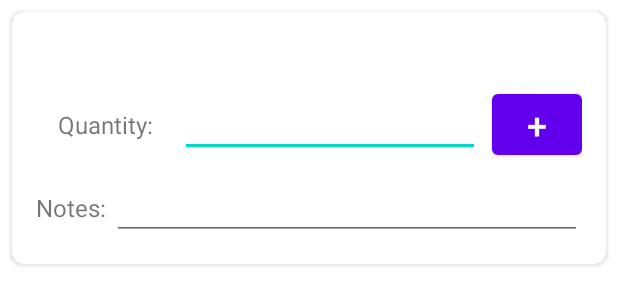
After one commit to ayoubbsn/DeliveryApp, an Android app: the layout orderpitem.xml on its own in the app's theme, with its tools: preview values and no code run, on a phone screen of 412 x 824 dp. The commit adds this screen. Shown: the top 305 px of the screen. Run offline under Robolectric (Android 15) with nearby library versions, the phone set to English and light mode, and no system bars; network calls fail.

Commit message:
added card 1.0

```diff
--- a/app/src/main/java/com/example/deliveryapplication/MainActivityViewModel.kt
+++ b/app/src/main/java/com/example/deliveryapplication/MainActivityViewModel.kt
@@ -20,6 +20,8 @@ class MainActivityViewModel : ViewModel() {
     val restaurantsLiveData = MutableLiveData<List<Restaurants>>()
     val menuItemsLiveData = MutableLiveData<List<MenuItems>>()
     val oneRestaurantLiveData: MutableLiveData<Restaurants?> = MutableLiveData()
+
+    val selectedItems = MutableLiveData<List<MenuItems>>()
 
 
     fun fetchRestItemsData(id: Int) {
--- a/app/src/main/java/com/example/deliveryapplication/RecyclerViewAdapterMenu.kt
+++ b/app/src/main/java/com/example/deliveryapplication/RecyclerViewAdapterMenu.kt
@@ -45,7 +45,7 @@ class RecyclerViewAdapterMenu(var data: List<MenuItems>) :
         updateSelectionActionButtonVisibility()
     }
 
-    fun getSelectedItems(): List<MenuItems> {
+    fun getSelectedItems(): MutableList<MenuItems> {
         val selectedItems = mutableListOf<MenuItems>()
         for (i in data.indices) {
             if (itemSelectionStates[i].isSelected) {
@@ -65,7 +65,6 @@ class RecyclerViewAdapterMenu(var data: List<MenuItems>) :
     }
 
     private fun updateSelectionActionButtonVisibility() {
-        println("test"+ getSelectedItems().isEmpty().toString())
         if (getSelectedItems().isEmpty()) {
             selectionActionButton.visibility = View.GONE
         } else {
--- a/app/src/main/java/com/example/deliveryapplication/model/room/AppDatabase.kt
+++ b/app/src/main/java/com/example/deliveryapplication/model/room/AppDatabase.kt
@@ -5,6 +5,9 @@ import android.content.Context
 import androidx.room.Database
 import androidx.room.RoomDatabase
 import androidx.room.Room
+import com.example.deliveryapplication.model.room.entity.Card
+import com.example.deliveryapplication.model.room.entity.MenuCard
+import com.example.deliveryapplication.model.room.entity.MenuData
 
 @Database(entities = [Card::class, MenuData::class, MenuCard::class], version = 2)
 abstract class AppDatabase : RoomDatabase() {
--- a/app/src/main/java/com/example/deliveryapplication/model/room/CardDao.kt
+++ b/app/src/main/java/com/example/deliveryapplication/model/room/CardDao.kt
@@ -1,6 +1,7 @@
 package com.example.deliveryapplication.model.room
 
 import androidx.room.*
+import com.example.deliveryapplication.model.room.entity.Card
 
 @Dao
 interface CardDao {
--- a/app/src/main/java/com/example/deliveryapplication/model/room/MenuCardDao.kt
+++ b/app/src/main/java/com/example/deliveryapplication/model/room/MenuCardDao.kt
@@ -1,6 +1,7 @@
 package com.example.deliveryapplication.model.room
 
 import androidx.room.*
+import com.example.deliveryapplication.model.room.entity.MenuCard
 
 
 @Dao
--- a/app/src/main/java/com/example/deliveryapplication/model/room/MenuDataDao.kt
+++ b/app/src/main/java/com/example/deliveryapplication/model/room/MenuDataDao.kt
@@ -1,6 +1,7 @@
 package com.example.deliveryapplication.model.room
 
 import androidx.room.*
+import com.example.deliveryapplication.model.room.entity.MenuData
 
 @Dao
 interface MenuDataDao {
--- /dev/null
+++ b/app/src/main/res/layout/orderpitem.xml
@@ -0,0 +1,81 @@
+<androidx.cardview.widget.CardView xmlns:android="http://schemas.android.com/apk/res/android"
+    xmlns:app="http://schemas.android.com/apk/res-auto"
+    xmlns:tools="http://schemas.android.com/tools"
+    android:layout_width="match_parent"
+    android:layout_height="wrap_content"
+    android:layout_margin="8dp"
+    app:cardCornerRadius="8dp">
+
+    <LinearLayout
+        android:layout_width="match_parent"
+        android:layout_height="wrap_content"
+        android:orientation="vertical"
+        android:padding="16dp">
+
+        <TextView
+            android:id="@+id/itemName"
+            android:layout_width="match_parent"
+            android:layout_height="wrap_content"
+            android:textSize="18sp"
+            android:textStyle="bold" />
+
+        <androidx.constraintlayout.widget.ConstraintLayout
+            android:layout_width="match_parent"
+            android:layout_height="wrap_content"
+            android:orientation="horizontal"
+            android:layout_marginTop="8dp">
+
+            <TextView
+                android:id="@+id/textView2"
+                android:layout_width="wrap_content"
+                android:layout_height="wrap_content"
+                android:text="Quantity: "
+                android:textSize="16sp"
+                app:layout_constraintBottom_toBottomOf="parent"
+                app:layout_constraintEnd_toStartOf="@+id/itemQuantity"
+                app:layout_constraintStart_toStartOf="parent"
+                app:layout_constraintTop_toTopOf="parent" />
+
+            <EditText
+                android:id="@+id/itemQuantity"
+                android:layout_width="200dp"
+                android:layout_height="wrap_content"
+                android:layout_marginEnd="8dp"
+                android:inputType="number"
+                android:textSize="16sp"
+                app:layout_constraintBottom_toBottomOf="@+id/textView2"
+                app:layout_constraintEnd_toStartOf="@+id/incrementButton"
+                app:layout_constraintTop_toTopOf="@+id/textView2" />
+
+            <Button
+                android:id="@+id/incrementButton"
+                android:layout_width="60dp"
+                android:layout_height="wrap_content"
+                android:text="+"
+                android:textSize="24sp"
+                app:layout_constraintBottom_toBottomOf="@+id/itemQuantity"
+                app:layout_constraintEnd_toEndOf="parent"
+                app:layout_constraintTop_toTopOf="@+id/itemQuantity" />
+        </androidx.constraintlayout.widget.ConstraintLayout>
+
+        <LinearLayout
+            android:layout_width="match_parent"
+            android:layout_height="wrap_content"
+            android:orientation="horizontal"
+            android:layout_marginTop="8dp">
+
+            <TextView
+                android:layout_width="wrap_content"
+                android:layout_height="wrap_content"
+                android:text="Notes: "
+                android:textSize="16sp"/>
+
+            <EditText
+                android:id="@+id/itemNotes"
+                android:layout_width="0dp"
+                android:layout_height="wrap_content"
+                android:layout_weight="1"
+                android:textSize="16sp"/>
+        </LinearLayout>
+    </LinearLayout>
+</androidx.cardview.widget.CardView>
```
Also changed, not shown: app/src/main/java/com/example/deliveryapplication/RecyclerViewOrderPAdapter.kt (added, +62 -0 lines), app/src/main/java/com/example/deliveryapplication/menuFragment.kt (+12 -11 lines), app/src/main/java/com/example/deliveryapplication/model/entity/CardItem.kt (added, +8 -0 lines), app/src/main/java/com/example/deliveryapplication/model/room/Card.kt (deleted, +0 -12 lines), app/src/main/java/com/example/deliveryapplication/model/room/MenuCard.kt (deleted, +0 -22 lines), app/src/main/java/com/example/deliveryapplication/model/room/MenuData.kt (deleted, +0 -14 lines), app/src/main/java/com/example/deliveryapplication/model/room/entity/Card.kt (added, +12 -0 lines), app/src/main/java/com/example/deliveryapplication/model/room/entity/MenuCard.kt (added, +22 -0 lines), app/src/main/java/com/example/deliveryapplication/model/room/entity/MenuData.kt (added, +14 -0 lines), app/src/main/java/com/example/deliveryapplication/orderProcessFragment.kt (added, +60 -0 lines), app/src/main/res/layout/fragment_order_process.xml (added, +34 -0 lines), app/src/main/res/navigation/bottom_nav.xml (+10 -1 lines).
